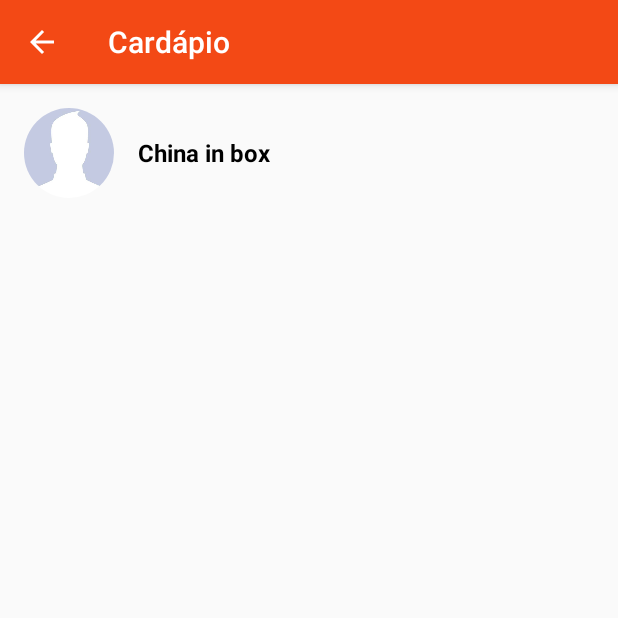
After one commit to dolpholopes/BomApetite, an Android app: the CardapioActivity screen opened directly, with no data from a screen before it, on a phone screen of 412 x 824 dp, the top half of it. The commit adds this screen. Run offline under Robolectric (Android 15) with nearby library versions, the light colour scheme and no system bars; our stand-ins replace CircleImageView, Firebase (no records; nobody signed in at launch, a user with empty details on screens opened directly), Picasso.

Commit message:
Recuperando cardapio

```diff
--- a/app/src/main/AndroidManifest.xml
+++ b/app/src/main/AndroidManifest.xml
@@ -11,9 +11,11 @@
         android:roundIcon="@mipmap/ic_launcher"
         android:supportsRtl="true"
         android:theme="@style/AppTheme">
+        <activity android:name=".activity.CardapioActivity"
+            android:parentActivityName=".activity.HomeActivity"></activity>
         <activity
             android:name=".activity.ConfiguracoesUsuarioActivity"
-            android:parentActivityName=".activity.HomeActivity"/>
+            android:parentActivityName=".activity.HomeActivity" />
         <activity
             android:name=".activity.NovoProdutoEmpresaActivity"
             android:parentActivityName=".activity.EmpresaActivity" />
--- /dev/null
+++ b/app/src/main/java/com/example/bomapetite/activity/CardapioActivity.java
@@ -0,0 +1,87 @@
+package com.example.bomapetite.activity;
+
+import androidx.appcompat.app.AppCompatActivity;
+import androidx.recyclerview.widget.LinearLayoutManager;
+import androidx.recyclerview.widget.RecyclerView;
+
+import android.os.Bundle;
+import android.widget.ImageView;
+import android.widget.TextView;
+
+import com.example.bomapetite.R;
+import com.example.bomapetite.adapter.AdapterProduto;
+import com.example.bomapetite.helper.ConfiguracaoFirebase;
+import com.example.bomapetite.model.Empresa;
+import com.example.bomapetite.model.Produto;
+import com.google.firebase.database.DataSnapshot;
+import com.google.firebase.database.DatabaseError;
+import com.google.firebase.database.DatabaseReference;
+import com.google.firebase.database.ValueEventListener;
+import com.squareup.picasso.Picasso;
+
+import java.util.ArrayList;
+import java.util.List;
+
+public class CardapioActivity extends AppCompatActivity {
+
+    private RecyclerView recyclerProdutosCardapio;
+    private ImageView imageEmpresaCardapio;
+    private TextView textNomeEmpresaCardapio;
+    private Empresa empresaSelecionada;
+    private AdapterProduto adapterProduto;
+    private List<Produto> produtos = new ArrayList<>();
+    private DatabaseReference firebaseRef;
+    private String idEmpresa;
+
+    @Override
+    protected void onCreate(Bundle savedInstanceState) {
+        super.onCreate(savedInstanceState);
+        setContentView(R.layout.activity_cardapio);
+        getSupportActionBar().setTitle("Cardápio");
+        getSupportActionBar().setDisplayHomeAsUpEnabled(true);
+
+        inicializaComponentes();
+        Bundle bundle = getIntent().getExtras();
+        if (bundle != null){
+            empresaSelecionada = (Empresa) bundle.getSerializable("empresa");
+            textNomeEmpresaCardapio.setText(empresaSelecionada.getNome());
+            idEmpresa = empresaSelecionada.getIdUsuario();
+            String url = empresaSelecionada.getUrlImagem();
+            Picasso.get().load(url).into(imageEmpresaCardapio);
+        }
+
+        firebaseRef = ConfiguracaoFirebase.getFirebase();
+
+        recyclerProdutosCardapio.setLayoutManager(new LinearLayoutManager(this));
+        recyclerProdutosCardapio.setHasFixedSize(true);
+        adapterProduto = new AdapterProduto(produtos, this);
+        recyclerProdutosCardapio.setAdapter(adapterProduto);
+        recuperarProdutos();
+
+    }
+
+    private void recuperarProdutos(){
+        final DatabaseReference produtosRef = firebaseRef.child("produtos").child(idEmpresa);
+        produtosRef.addValueEventListener(new ValueEventListener() {
+            @Override
+            public void onDataChange(DataSnapshot dataSnapshot) {
+                produtos.clear();
+                for (DataSnapshot ds: dataSnapshot.getChildren()){
+                    produtos.add(ds.getValue(Produto.class));
+                }
+                adapterProduto.notifyDataSetChanged();
+            }
+
+            @Override
+            public void onCancelled(DatabaseError databaseError) {
+
+            }
+        });
+    }
+
+    private void inicializaComponentes(){
+        recyclerProdutosCardapio = findViewById(R.id.recyclerProdutosCardapio);
+        imageEmpresaCardapio = findViewById(R.id.imageEmpresaCardapio);
+        textNomeEmpresaCardapio = findViewById(R.id.textNomeEmpresaCardapio);
+    }
+}
--- a/app/src/main/java/com/example/bomapetite/adapter/AdapterEmpresa.java
+++ b/app/src/main/java/com/example/bomapetite/adapter/AdapterEmpresa.java
@@ -37,8 +37,8 @@
     public void onBindViewHolder(@NonNull MyViewHolder holder, int i) {
         Empresa empresa = empresas.get(i);
         holder.nomeEmpresa.setText(empresa.getNome());
-        holder.categoria.setText(empresa.getCategoria() + " - ");
-        holder.tempo.setText(empresa.getTempo() + " Min");
+        holder.categoria.setText(empresa.getCategoria() + "  | ");
+        holder.tempo.setText(empresa.getTempo() + " Min  | ");
         holder.entrega.setText("R$ " + empresa.getPrecoEntrega().toString());
 
         //Carregar imagem
--- a/app/src/main/java/com/example/bomapetite/model/Empresa.java
+++ b/app/src/main/java/com/example/bomapetite/model/Empresa.java
@@ -3,7 +3,9 @@
 import com.example.bomapetite.helper.ConfiguracaoFirebase;
 import com.google.firebase.database.DatabaseReference;
 
-public class Empresa {
+import java.io.Serializable;
+
+public class Empresa implements Serializable {
 
     private String idUsuario;
     private String urlImagem;
--- /dev/null
+++ b/app/src/main/res/layout/activity_cardapio.xml
@@ -0,0 +1,51 @@
+<?xml version="1.0" encoding="utf-8"?>
+<LinearLayout xmlns:android="http://schemas.android.com/apk/res/android"
+    xmlns:app="http://schemas.android.com/apk/res-auto"
+    xmlns:tools="http://schemas.android.com/tools"
+    android:layout_width="match_parent"
+    android:layout_height="match_parent"
+    android:orientation="vertical"
+    tools:context=".activity.CardapioActivity">
+
+    <LinearLayout
+        android:orientation="vertical"
+        android:layout_width="match_parent"
+        android:layout_height="match_parent">
+
+        <LinearLayout
+            android:layout_margin="16dp"
+            android:gravity="center"
+            android:orientation="horizontal"
+            android:layout_width="match_parent"
+            android:layout_height="wrap_content">
+
+            <de.hdodenhof.circleimageview.CircleImageView
+                android:id="@+id/imageEmpresaCardapio"
+                android:layout_width="60dp"
+                android:layout_height="60dp"
+                android:src="@drawable/capa_perfil" />
+            <TextView
+                android:layout_marginLeft="16dp"
+                android:id="@+id/textNomeEmpresaCardapio"
+                android:layout_width="match_parent"
+                android:layout_height="wrap_content"
+                android:text="China in box"
+                android:textColor="@color/common_google_signin_btn_text_dark_focused"
+                android:textSize="16sp"
+                android:textStyle="bold" />
+
+        </LinearLayout>
+
+        <androidx.recyclerview.widget.RecyclerView
+            android:id="@+id/recyclerProdutosCardapio"
+            android:layout_marginBottom="16dp"
+            android:layout_marginLeft="16dp"
+            android:layout_marginRight="16dp"
+            android:layout_width="match_parent"
+            android:layout_height="match_parent"/>
+
+    </LinearLayout>
+
+
+
+</LinearLayout>
```
Also changed, not shown: app/src/main/java/com/example/bomapetite/activity/HomeActivity.java (+73 -18 lines).
